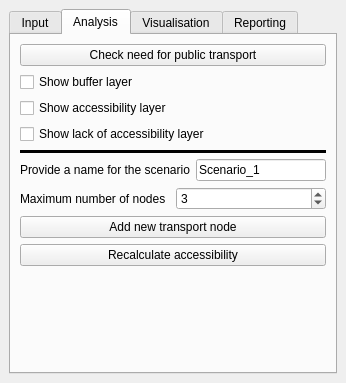
Before: the Qt Designer form SpatialDecision/spatial_decision_dockwidget_base.ui in Matthie456/Bon_DenDuijn, drawn with Qt 5.
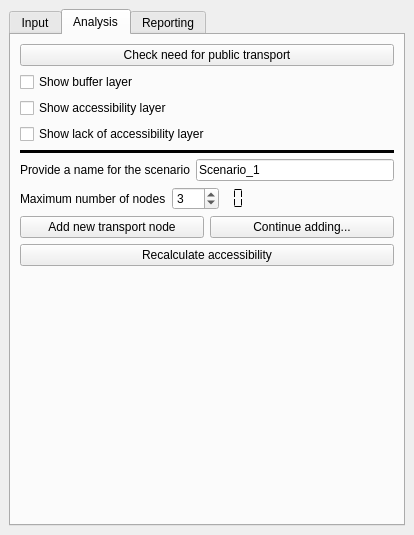
After: the same form once the commit is applied. The open tabs and pages were chosen to show the change.

Commit message:
added LCD counter and continue button
Continue button doesn't work yet

```diff
--- a/SpatialDecision/spatial_decision_dockwidget_base.ui
+++ b/SpatialDecision/spatial_decision_dockwidget_base.ui
@@ -6,8 +6,8 @@
    <rect>
     <x>0</x>
     <y>0</y>
-    <width>346</width>
-    <height>383</height>
+    <width>414</width>
+    <height>535</height>
    </rect>
   </property>
   <property name="windowTitle">
@@ -229,14 +229,69 @@
             </property>
            </widget>
           </item>
+          <item>
+           <widget class="QLCDNumber" name="remainingNodesLCD">
+            <property name="frameShape">
+             <enum>QFrame::NoFrame</enum>
+            </property>
+            <property name="frameShadow">
+             <enum>QFrame::Raised</enum>
+            </property>
+            <property name="lineWidth">
+             <number>1</number>
+            </property>
+            <property name="midLineWidth">
+             <number>0</number>
+            </property>
+            <property name="smallDecimalPoint">
+             <bool>false</bool>
+            </property>
+            <property name="digitCount">
+             <number>1</number>
+            </property>
+            <property name="mode">
+             <enum>QLCDNumber::Dec</enum>
+            </property>
+            <property name="segmentStyle">
+             <enum>QLCDNumber::Flat</enum>
+            </property>
+            <property name="value" stdset="0">
+             <double>0.000000000000000</double>
+            </property>
+           </widget>
+          </item>
+          <item>
+           <spacer name="horizontalSpacer">
+            <property name="orientation">
+             <enum>Qt::Horizontal</enum>
+            </property>
+            <property name="sizeHint" stdset="0">
+             <size>
+              <width>40</width>
+              <height>20</height>
+             </size>
+            </property>
+           </spacer>
+          </item>
          </layout>
         </item>
         <item>
-         <widget class="QPushButton" name="addNodeButton">
-          <property name="text">
-           <string>Add new transport node</string>
-          </property>
-         </widget>
+         <layout class="QHBoxLayout" name="horizontalLayout">
+          <item>
+           <widget class="QPushButton" name="addNodeButton">
+            <property name="text">
+             <string>Add new transport node</string>
+            </property>
+           </widget>
+          </item>
+          <item>
+           <widget class="QPushButton" name="continueAddNodeButton">
+            <property name="text">
+             <string>Continue adding...</string>
+            </property>
+           </widget>
+          </item>
+         </layout>
         </item>
         <item>
          <widget class="QPushButton" name="recalculateButton">
@@ -260,11 +315,6 @@
         </item>
        </layout>
       </widget>
-      <widget class="QWidget" name="VisualisationTab">
-       <attribute name="title">
-        <string>Visualisation</string>
-       </attribute>
-      </widget>
       <widget class="QWidget" name="ReportingTab">
        <attribute name="title">
         <string>Reporting</string>
```
The commit also changes 2 other files.
